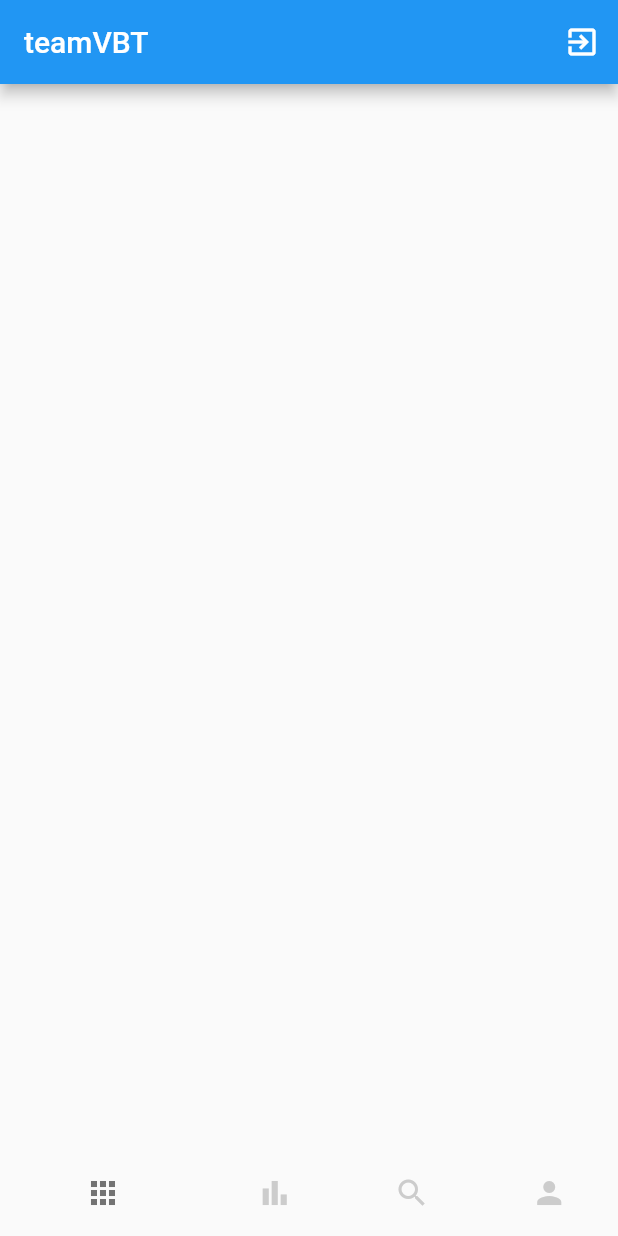
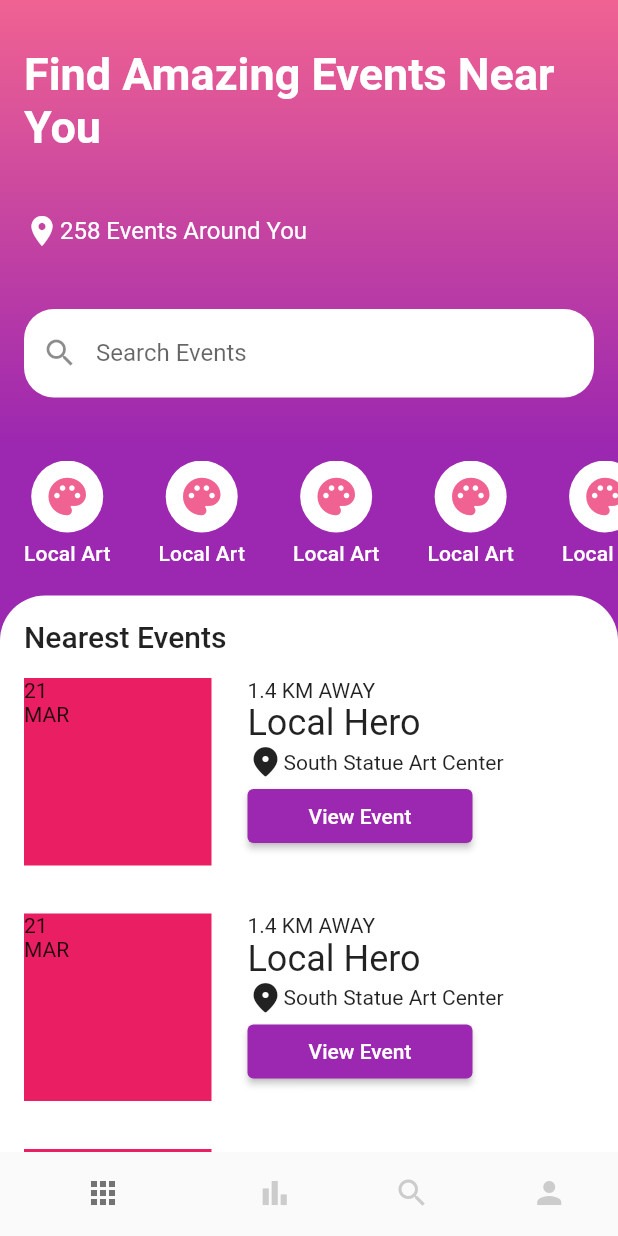
Before and after one commit to TeamVBTHackathon/Copy-Paste, a Flutter app: the screen it shows after launch, on a phone screen of 412 x 824 dp. Run offline on Flutter 3.47's test engine with Material 2 defaults, Android fonts, the phone set to English and light mode, and no system bars; our stand-ins replace bloc, cloud_firestore, firebase_auth, firebase_core, flutter_bloc, google_sign_in and 2 more; accounts and stored records are empty.

Commit message:
main screen commit

```diff
--- a/hackathon/lib/features/authenticate/auth_screen.dart
+++ b/hackathon/lib/features/authenticate/auth_screen.dart
@@ -1,6 +1,6 @@
 import 'package:firebase_auth/firebase_auth.dart';
 import 'package:flutter/material.dart';
-import 'package:hackathon/features/homepage/main_screen.dart';
+import 'package:hackathon/features/homepage/view/main_screen.dart';
 import 'package:hackathon/features/landing/landing_screen.dart';
 
 class AuthStateScreen extends StatelessWidget {
--- a/hackathon/lib/features/homepage/main_screen.dart
+++ /dev/null
@@ -1,32 +0,0 @@
-import 'package:firebase_auth/firebase_auth.dart';
-import 'package:flutter/material.dart';
-import 'package:hackathon/features/landing/landing_screen.dart';
-
-class MainScreen extends StatelessWidget {
-  MainScreen({Key? key}) : super(key: key);
-  final FirebaseAuth _auth = FirebaseAuth.instance;
-
-  @override
-  Widget build(BuildContext context) {
-    return Scaffold(
-      appBar: AppBar(
-        title: const Text('teamVBT'),
-        actions: [
-          IconButton(
-            icon: const Icon(Icons.exit_to_app),
-            onPressed: () async {
-              await _auth.signOut();
-              Navigator.of(context)
-                  .pushReplacementNamed(LandingScreen.routeName);
-            },
-          ),
-        ],
-      ),
-      body: SingleChildScrollView(
-        child: Column(
-          children: [],
-        ),
-      ),
-    );
-  }
-}
--- /dev/null
+++ b/hackathon/lib/features/homepage/view/main_screen.dart
@@ -0,0 +1,30 @@
+import 'package:firebase_auth/firebase_auth.dart';
+import 'package:flutter/material.dart';
+
+part 'main_screen_body.dart';
+part 'main_screen_bottom.dart';
+
+// appBar: AppBar(
+//   title: const Text('teamVBT'),
+//   actions: [
+//     IconButton(
+//       icon: const Icon(Icons.exit_to_app),
+//       onPressed: () async {
+//         await _auth.signOut();
+//         Navigator.of(context)
+//             .pushReplacementNamed(LandingScreen.routeName);
+//       },
+//     ),
+//   ],
+// ),
+class MainScreen extends StatelessWidget {
+  MainScreen({Key? key}) : super(key: key);
+  final FirebaseAuth _auth = FirebaseAuth.instance;
+
+  @override
+  Widget build(BuildContext context) {
+    return Scaffold(
+      body: MainScreenBody(),
+    );
+  }
+}
--- /dev/null
+++ b/hackathon/lib/features/homepage/view/main_screen_body.dart
@@ -0,0 +1,134 @@
+part of 'main_screen.dart';
+
+class MainScreenBody extends StatelessWidget {
+  const MainScreenBody({Key? key}) : super(key: key);
+
+  @override
+  Widget build(BuildContext context) {
+    return SingleChildScrollView(
+      physics: const BouncingScrollPhysics(),
+      scrollDirection: Axis.vertical,
+      child: Container(
+        color: Colors.purple,
+        child: Column(
+          children: [
+            Container(
+              decoration: BoxDecoration(
+                gradient: LinearGradient(
+                  begin: Alignment.topCenter,
+                  end: Alignment.bottomCenter,
+                  colors: [Colors.pink.shade300, Colors.purple],
+                ),
+              ),
+              child: Padding(
+                padding: const EdgeInsets.all(16.0),
+                child: Container(
+                  child: Column(
+                    children: [
+                      Padding(
+                        padding:
+                            EdgeInsets.symmetric(vertical: 16, horizontal: 0),
+                        child: Column(
+                          children: [
+                            Text(
+                              "Find Amazing Events Near You",
+                              style: TextStyle(
+                                  fontSize: 30,
+                                  fontWeight: FontWeight.bold,
+                                  color: Colors.white),
+                              textAlign: TextAlign.start,
+                            ),
+                            Padding(
+                              padding: const EdgeInsets.symmetric(
+                                vertical: 40,
+                              ),
+                              child: Row(
+                                children: [
+                                  Icon(Icons.location_on, color: Colors.white),
+                                  Text(
+                                    "258 Events Around You",
+                                    style: TextStyle(
+                                        fontSize: 16, color: Colors.white),
+                                  ),
+                                ],
+                              ),
+                            ),
+                            Container(
+                              decoration: BoxDecoration(
+                                color: Colors.white,
+                                borderRadius: BorderRadius.circular(20),
+                              ),
+                              child: Form(
+                                child: TextFormField(
+                                  cursorColor: Colors.white,
+                                  decoration: InputDecoration(
+                                    enabledBorder: UnderlineInputBorder(
+                                      borderSide:
+                                          BorderSide(color: Colors.transparent),
+                                    ),
+                                    hoverColor: Colors.transparent,
+                                    labelText: "Search Events",
+                                    prefixIcon: Icon(Icons.search),
+                                  ),
+                                ),
+                              ),
+                            ),
+                          ],
+                        ),
+                      ),
+                    ],
+                  ),
+                ),
+              ),
+            ),
+            Padding(
+              padding: const EdgeInsets.only(top: 10, bottom: 10),
+              child: Container(
+                height: 80,
+                child: ListView.builder(
+                  shrinkWrap: true,
+                  scrollDirection: Axis.horizontal,
+                  itemCount: 12,
+                  itemBuilder: (context, index) {
+                    return Padding(
+                      padding: const EdgeInsets.symmetric(
+                        horizontal: 16,
+                      ),
+                      child: Column(
+                        children: [
+                          CircleAvatar(
+                            backgroundColor: Colors.white,
+                            radius: 24,
+                            child: IconButton(
+                              onPressed: () {},
+                              icon: Icon(
+                                Icons.palette,
+                                color: Colors.pink.shade300,
+                                size: 30,
+                              ),
+                            ),
+                          ),
+                          Padding(
+                            padding: const EdgeInsets.symmetric(vertical: 6),
+                            child: Text(
+                              "Local Art",
+                              style: Theme.of(context)
+                                  .textTheme
+                                  .subtitle2!
+                                  .copyWith(color: Colors.white),
+                            ),
+                          )
+                        ],
+                      ),
+                    );
+                  },
+                ),
+              ),
+            ),
+            const MainScreenBottom(),
+          ],
+        ),
+      ),
+    );
+  }
+}
--- /dev/null
+++ b/hackathon/lib/features/homepage/view/main_screen_bottom.dart
@@ -0,0 +1,107 @@
+part of 'main_screen.dart';
+
+class MainScreenBottom extends StatelessWidget {
+  const MainScreenBottom({Key? key}) : super(key: key);
+
+  final String _eventDay = "21";
+  final String _eventMonth = "MAR";
+  final String _eventDistance = "1.4 KM AWAY";
+  final String _eventName = "Local Hero";
+  final String _eventLocation = "South Statue Art Center";
+
+  @override
+  Widget build(BuildContext context) {
+    return Container(
+      alignment: Alignment.topLeft,
+      decoration: const BoxDecoration(
+        color: Colors.white,
+        borderRadius: BorderRadius.only(
+          topLeft: Radius.circular(30),
+          topRight: Radius.circular(30),
+        ),
+      ),
+      child: Padding(
+        padding: const EdgeInsets.all(16.0),
+        child: Column(
+          crossAxisAlignment: CrossAxisAlignment.start,
+          children: [
+            Text(
+              "Nearest Events",
+              style: Theme.of(context).textTheme.bodyText1!.copyWith(
+                    fontSize: 20,
+                  ),
+            ),
+            Column(
+              children: [
+                ListView.builder(
+                  physics: NeverScrollableScrollPhysics(),
+                  shrinkWrap: true,
+                  scrollDirection: Axis.vertical,
+                  itemBuilder: (context, index) {
+                    return Padding(
+                      padding: const EdgeInsets.symmetric(vertical: 16),
+                      child: Row(
+                        crossAxisAlignment: CrossAxisAlignment.start,
+                        children: [
+                          Container(
+                            width: 125,
+                            height: 125,
+                            color: Colors.pink,
+                            child: Column(
+                              crossAxisAlignment: CrossAxisAlignment.start,
+                              children: [
+                                Text(_eventDay),
+                                Text(_eventMonth),
+                              ],
+                            ),
+                          ),
+                          Padding(
+                            padding: const EdgeInsets.symmetric(horizontal: 24),
+                            child: Column(
+                              crossAxisAlignment: CrossAxisAlignment.start,
+                              children: [
+                                Text(_eventDistance),
+                                Text(
+                                  _eventName,
+                                  style: Theme.of(context).textTheme.headline5,
+                                ),
+                                Row(
+                                  mainAxisAlignment: MainAxisAlignment.start,
+                                  children: [
+                                    Icon(Icons.location_on_rounded),
+                                    Text(_eventLocation)
+                                  ],
+                                ),
+                                Container(
+                                  width: 150,
+                                  child: ElevatedButton(
+                                    onPressed: () {},
+                                    child: Text("View Event"),
+                                    style: ElevatedButton.styleFrom(
+                                      primary: Colors.purple,
+                                      textStyle: Theme.of(context)
+                                          .textTheme
+                                          .button!
+                                          .copyWith(
+                                            color: Colors.white,
+                                          ),
+                                    ),
+                                  ),
+                                ),
+                              ],
+                            ),
+                          ),
+                        ],
+                      ),
+                    );
+                  },
+                  itemCount: 6,
+                ),
+              ],
+            ),
+          ],
+        ),
+      ),
+    );
+  }
+}
--- a/hackathon/lib/features/navbar/navbar.dart
+++ b/hackathon/lib/features/navbar/navbar.dart
@@ -1,6 +1,6 @@
 import 'package:flutter/material.dart';
 import 'package:hackathon/features/eventDetail/event_detail_view.dart';
-import 'package:hackathon/features/homepage/main_screen.dart';
+import 'package:hackathon/features/homepage/view/main_screen.dart';
 import 'package:hackathon/features/messanger/messanger_view.dart';
 import 'package:hackathon/features/profile/profile_view.dart';
 
--- a/hackathon/lib/features/onboarding/intro_screen.dart
+++ b/hackathon/lib/features/onboarding/intro_screen.dart
@@ -1,5 +1,5 @@
 import 'package:flutter/material.dart';
-import 'package:hackathon/features/homepage/main_screen.dart';
+import 'package:hackathon/features/homepage/view/main_screen.dart';
 import 'package:intro_slider/intro_slider.dart';
 import 'package:intro_slider/slide_object.dart';
 
```
Also changed, not shown: hackathon/pubspec.lock.
